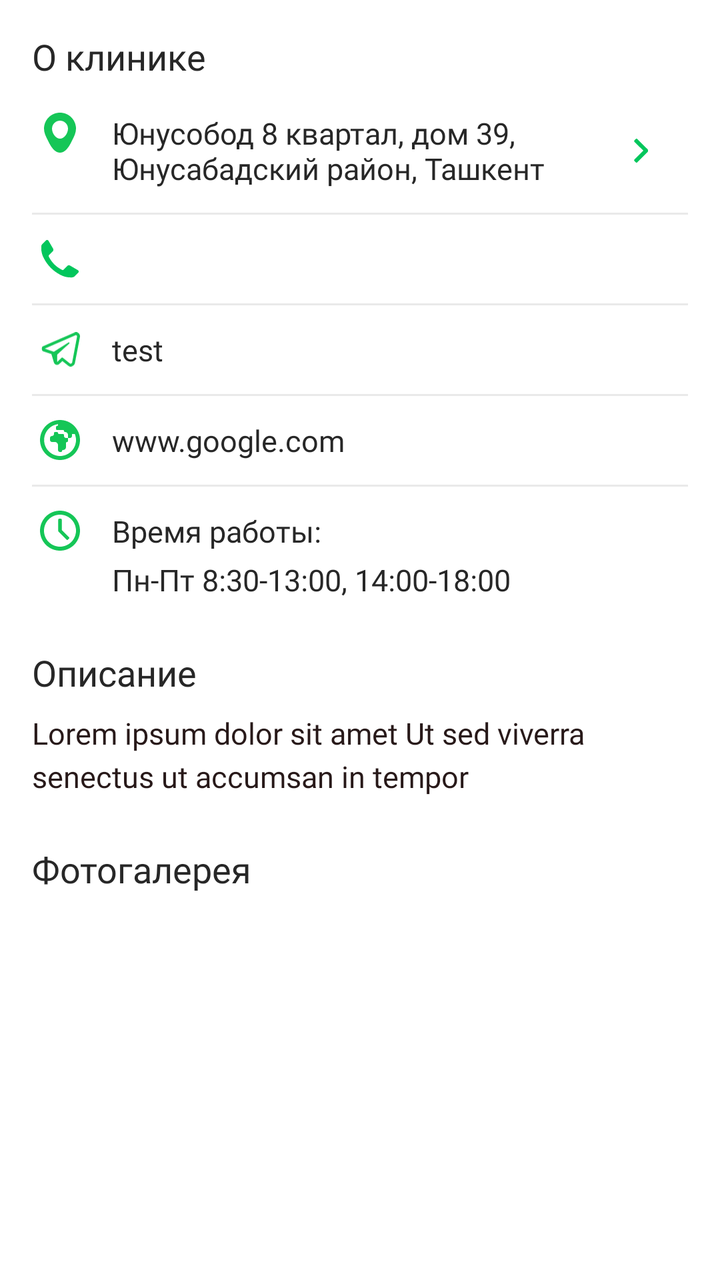
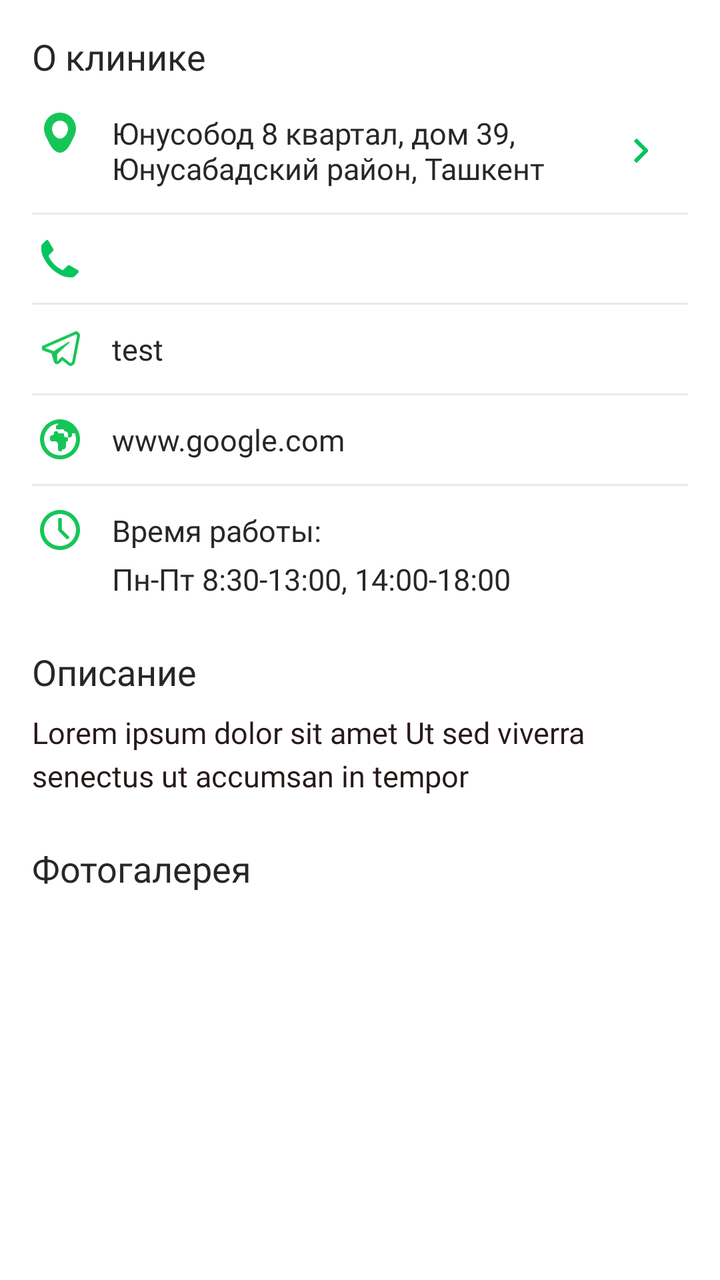

The first picture is an Android layout as it rendered before a commit; the second is the same layout after the commit. The layout source and the unified diff follow.
<!-- AndroidManifest.xml: application theme Theme.MyTaxiUz -->
<!-- res/layout/fragment_med_tur_about_clinic.xml -->
<?xml version="1.0" encoding="utf-8"?>
<androidx.core.widget.NestedScrollView xmlns:android="http://schemas.android.com/apk/res/android"
    android:layout_width="match_parent"
    xmlns:app="http://schemas.android.com/apk/res-auto"
    xmlns:tools="http://schemas.android.com/tools"
    android:scrollbars="none"
    android:id="@+id/nestedScrollView"
    tools:context=".fragments.medTurism.clinicInfo.tabItems.FragmentAboutClinic"
    android:layout_height="match_parent">

    <androidx.appcompat.widget.LinearLayoutCompat
        android:layout_width="match_parent"
        android:layout_height="wrap_content"
        android:orientation="vertical">
        <androidx.appcompat.widget.LinearLayoutCompat
            android:layout_width="match_parent"
            android:layout_height="wrap_content"
            android:layout_marginHorizontal="@dimen/margin_padding_16"
            android:orientation="vertical">
            <androidx.appcompat.widget.AppCompatTextView
                android:layout_width="wrap_content"
                android:layout_height="wrap_content"
                android:text="@string/aboutClinic"
                android:layout_marginTop="@dimen/margin_padding_16"
                android:textSize="@dimen/text_size_18sp"
                app:fontFamily="@font/inter_semibold"
                android:textColor="@color/black"/>


            <androidx.appcompat.widget.LinearLayoutCompat
                android:layout_width="match_parent"
                android:layout_marginTop="@dimen/margin_padding_16"
                android:layout_height="wrap_content">

                <androidx.appcompat.widget.AppCompatImageView
                    android:layout_width="@dimen/icon_size_20dp"
                    android:layout_height="@dimen/icon_size_20dp"
                    android:src="@drawable/ic_location"
                    android:layout_marginStart="@dimen/margin_padding_4dp"/>

                <androidx.appcompat.widget.AppCompatTextView
                    android:layout_width="match_parent"
                    android:layout_height="wrap_content"
                    android:layout_marginStart="@dimen/margin_padding_16"
                    android:layout_marginEnd="@dimen/margin_padding_8dp"
                    android:drawableTint="@color/green"
                    android:textSize="@dimen/text_size_15sp"
                    android:id="@+id/addr"
                    android:fontFamily="@font/inter_regular"
                    android:textColor="@color/black"
                    android:paddingEnd="@dimen/margin_padding_12dp"
                    android:drawableEnd="@drawable/ic_arrow_right"
                    android:text="Юнусобод 8 квартал, дом 39, Юнусабадский район, Ташкент"/>

            </androidx.appcompat.widget.LinearLayoutCompat>

            <View
                android:layout_width="match_parent"
                android:layout_height="@dimen/dimen_1dp"
                android:background="#1A272727"
                android:layout_marginVertical="@dimen/margin_padding_12dp"/>

            <androidx.appcompat.widget.LinearLayoutCompat
                android:layout_width="match_parent"
                android:layout_height="wrap_content">

                <androidx.appcompat.widget.AppCompatImageView
                    android:layout_width="@dimen/icon_size_20dp"
                    android:layout_height="@dimen/icon_size_20dp"
                    android:src="@drawable/ic_call"
                    android:layout_marginStart="@dimen/margin_padding_4dp"/>

                <androidx.appcompat.widget.AppCompatTextView
                    android:layout_width="match_parent"
                    android:layout_height="wrap_content"
                    android:layout_marginStart="@dimen/margin_padding_16"
                    android:drawableTint="@color/green"
                    android:textSize="@dimen/text_size_15sp"
                    android:id="@+id/phone_number"
                    android:textColor="@color/black"
                    android:fontFamily="@font/inter_medium"/>

            </androidx.appcompat.widget.LinearLayoutCompat>

            <View
                android:layout_width="match_parent"
                android:layout_height="@dimen/dimen_1dp"
                android:background="#1A272727"
                android:layout_marginVertical="@dimen/margin_padding_12dp"/>

            <androidx.appcompat.widget.LinearLayoutCompat
                android:layout_width="match_parent"
                android:layout_height="wrap_content">

                <androidx.appcompat.widget.AppCompatImageView
                    android:layout_width="@dimen/icon_size_20dp"
                    android:layout_height="@dimen/icon_size_20dp"
                    android:src="@drawable/ic_telegram"
                    android:layout_marginStart="@dimen/margin_padding_4dp"/>

                <androidx.appcompat.widget.AppCompatTextView
                    android:layout_width="match_parent"
                    android:layout_height="wrap_content"
                    android:fontFamily="@font/inter_medium"
                    android:layout_marginStart="@dimen/margin_padding_16"
                    android:drawableTint="@color/green"
                    android:textSize="@dimen/text_size_15sp"
                    android:id="@+id/telegram"
                    android:text="test"
                    android:textColor="@color/black"/>
            </androidx.appcompat.widget.LinearLayoutCompat>

            <View
                android:layout_width="match_parent"
                android:layout_height="@dimen/dimen_1dp"
                android:background="#1A272727"
                android:layout_marginVertical="@dimen/margin_padding_12dp"/>

            <androidx.appcompat.widget.LinearLayoutCompat
                android:layout_width="match_parent"
                android:layout_height="wrap_content">

                <androidx.appcompat.widget.AppCompatImageView
                    android:layout_width="@dimen/icon_size_20dp"
                    android:layout_height="@dimen/icon_size_20dp"
                    android:src="@drawable/ic_earth"
                    android:layout_marginStart="@dimen/margin_padding_4dp"/>

                <androidx.appcompat.widget.AppCompatTextView
                    android:layout_width="match_parent"
                    android:layout_height="wrap_content"
                    android:layout_marginStart="@dimen/margin_padding_16"
                    android:drawableTint="@color/green"
                    android:textSize="@dimen/text_size_15sp"
                    android:id="@+id/website"
                    android:text="www.google.com"
                    android:fontFamily="@font/inter_medium"
                    android:textColor="@color/black"/>
            </androidx.appcompat.widget.LinearLayoutCompat>

            <View
                android:layout_width="match_parent"
                android:layout_height="@dimen/dimen_1dp"
                android:background="#1A272727"
                android:layout_marginVertical="@dimen/margin_padding_12dp"/>

            <androidx.appcompat.widget.LinearLayoutCompat
                android:layout_width="match_parent"
                android:layout_height="wrap_content">

                <androidx.appcompat.widget.AppCompatImageView
                    android:layout_width="@dimen/icon_size_20dp"
                    android:layout_height="@dimen/icon_size_20dp"
                    android:src="@drawable/ic_time"
                    android:layout_marginStart="@dimen/margin_padding_4dp"/>

                <androidx.appcompat.widget.LinearLayoutCompat
                    android:layout_width="match_parent"
                    android:layout_height="wrap_content"
                    android:layout_marginStart="@dimen/margin_padding_16"
                    android:orientation="vertical">
                    <androidx.appcompat.widget.AppCompatTextView
                        android:layout_width="match_parent"
                        android:layout_height="wrap_content"
                        android:drawableTint="@color/green"
                        android:textSize="@dimen/text_size_15sp"
                        android:textColor="@color/black"
                        android:fontFamily="@font/inter_medium"
                        android:text="@string/work_hours"/>

                    <androidx.appcompat.widget.AppCompatTextView
                        android:layout_width="match_parent"
                        android:layout_height="wrap_content"
                        android:drawableTint="@color/green"
                        android:textSize="@dimen/text_size_15sp"
                        android:textColor="@color/black"
                        android:layout_marginTop="@dimen/margin_padding_4dp"
                        android:id="@+id/work_time"
                        android:fontFamily="@font/inter_regular"
                        android:text="Пн-Пт 8:30-13:00, 14:00-18:00 "/>

                </androidx.appcompat.widget.LinearLayoutCompat>


            </androidx.appcompat.widget.LinearLayoutCompat>

            <androidx.appcompat.widget.AppCompatTextView
                android:layout_width="wrap_content"
                android:layout_height="wrap_content"
                android:text="@string/desciption"
                android:layout_marginTop="@dimen/margin_padding_24dp"
                android:textSize="@dimen/text_size_18sp"
                android:fontFamily="@font/inter_semibold"
                android:textColor="@color/black"/>
            <androidx.appcompat.widget.AppCompatTextView
                android:layout_width="wrap_content"
                android:layout_height="wrap_content"
                android:layout_marginTop="@dimen/margin_padding_8dp"
                android:textSize="@dimen/text_size_15sp"
                android:id="@+id/description"
                android:fontFamily="@font/inter_regular"
                android:text="@string/lorem_ipsum"
                android:textColor="#E6110000"
                android:lineSpacingExtra="@dimen/margin_padding_4dp"/>

            <androidx.appcompat.widget.AppCompatTextView
                android:layout_width="wrap_content"
                android:layout_height="wrap_content"
                android:text="@string/fotoGallery"

                android:layout_marginTop="@dimen/margin_padding_24dp"
                android:textSize="@dimen/text_size_18sp"
                android:fontFamily="@font/inter_semibold"
                android:textColor="@color/black"/>
        </androidx.appcompat.widget.LinearLayoutCompat>
        <androidx.recyclerview.widget.RecyclerView
            android:layout_width="match_parent"
            android:layout_height="wrap_content"
            android:layout_marginTop="@dimen/margin_padding_8dp"
            android:paddingStart="@dimen/margin_padding_16"
            android:paddingBottom="@dimen/margin_padding_24dp"
            android:id="@+id/recyclerView"
            android:clipToPadding="false"
            android:paddingEnd="7dp"/>

    </androidx.appcompat.widget.LinearLayoutCompat>

</androidx.core.widget.NestedScrollView>
<!-- resources referenced by this layout -->
<resources>
  <color name="black">#272727</color>
  <color name="green">#02C65C</color>
  <dimen name="dimen_1dp">1dp</dimen>
  <dimen name="icon_size_20dp">20dp</dimen>
  <dimen name="margin_padding_12dp">12dp</dimen>
  <dimen name="margin_padding_16">16dp</dimen>
  <dimen name="margin_padding_24dp">24dp</dimen>
  <dimen name="margin_padding_4dp">4dp</dimen>
  <dimen name="margin_padding_8dp">8dp</dimen>
  <dimen name="text_size_15sp">15sp</dimen>
  <dimen name="text_size_18sp">18sp</dimen>
  <!-- drawable ic_arrow_right (drawable) -->
  <vector xmlns:android="http://schemas.android.com/apk/res/android"
      android:width="7dp"
      android:height="12dp"
      android:viewportWidth="7"
      android:viewportHeight="12">
    <path
        android:pathData="M6.78,6.7199C6.9207,6.5793 6.9998,6.3887 7,6.1898V5.8099C6.9977,5.6114 6.9189,5.4216 6.78,5.2799L1.64,0.1499C1.5461,0.0552 1.4183,0.002 1.285,0.002C1.1517,0.002 1.0239,0.0552 0.93,0.1499L0.22,0.8599C0.1259,0.952 0.0729,1.0782 0.0729,1.2098C0.0729,1.3415 0.1259,1.4677 0.22,1.5598L4.67,5.9998L0.22,10.4399C0.1253,10.5337 0.0721,10.6615 0.0721,10.7949C0.0721,10.9282 0.1253,11.056 0.22,11.1499L0.93,11.8499C1.0239,11.9445 1.1517,11.9978 1.285,11.9978C1.4183,11.9978 1.5461,11.9445 1.64,11.8499L6.78,6.7199Z"
        android:fillColor="#272727"/>
  </vector>
  <!-- drawable ic_location (drawable) -->
  <vector xmlns:android="http://schemas.android.com/apk/res/android"
      android:width="16dp"
      android:height="20dp"
      android:viewportWidth="16"
      android:viewportHeight="20">
    <path
        android:pathData="M8,20C5.34,20 3.45,17.08 2,14C1.9352,13.8704 1.8704,13.7415 1.8059,13.6132C0.8746,11.7602 0,10.0201 0,8C0,3.5817 3.5817,-0 8,-0C12.4183,-0 16,3.5817 16,8C16,10.0201 15.1254,11.7602 14.1941,13.6132C14.1296,13.7415 14.0648,13.8704 14,14C12.55,17.08 10.66,20 8,20ZM12,8C12,5.7909 10.2091,4 8,4C5.7909,4 4,5.7909 4,8C4,10.21 5.79,13 8,13C10.21,13 12,10.21 12,8Z"
        android:fillColor="#15C657"
        android:fillType="evenOdd"/>
  </vector>
  <string name="aboutClinic">О клинике</string>
  <string name="desciption">Описание</string>
  <string name="fotoGallery">Фотогалерея</string>
  <string name="lorem_ipsum" translatable="false">Lorem ipsum dolor sit amet Ut sed viverra senectus ut accumsan in tempor</string>
  <string name="work_hours">Время работы:</string>
  <style name="Theme.MyTaxiUz" parent="Theme.MaterialComponents.DayNight.DarkActionBar">
          
          <item name="colorPrimary">@color/green</item>
          <item name="colorPrimaryVariant">@color/green</item>
          <item name="colorOnPrimary">@color/white</item>
          
          <item name="colorSecondary">@color/yellow</item>
          <item name="colorSecondaryVariant">@color/yellow</item>
          <item name="colorOnSecondary">@color/black</item>
  
          <item name="colorAccent">@color/green</item>
          
          <item name="android:statusBarColor" tools:targetApi="l">@color/white</item>
          
          <item name="android:datePickerStyle">@style/MyDatePickerStyle</item>
      </style>
  <color name="white">#FFFFFFFF</color>
  <color name="yellow">#FFB802</color>
  <style name="MyDatePickerStyle" parent="@android:style/Widget.DeviceDefault.DatePicker">
          <item name="android:headerBackground">@color/red</item>
          <item name="android:headerMonthTextAppearance">@style/MyDatePickerTextAppearance</item>
      </style>
  <color name="red">#FF6060</color>
  <style name="MyDatePickerTextAppearance" parent="TextAppearance.AppCompat.Body1">
          <item name="android:textColor">@drawable/my_color_state_list</item>
      </style>
  <!-- drawable my_color_state_list (drawable) -->
  <?xml version="1.0" encoding="utf-8"?>
  <selector xmlns:android="http://schemas.android.com/apk/res/android">
      
      <item android:color="@color/green" android:state_selected="true"/>
      
  </selector>
  <!-- unchanged entries left out for length: 4 -->
</resources>

<!-- the commit's change to res/layout/fragment_med_tur_about_clinic.xml (unified diff, before → after) -->
@@ -67,19 +67,16 @@
                 <androidx.appcompat.widget.AppCompatImageView
                     android:layout_width="@dimen/icon_size_20dp"
                     android:layout_height="@dimen/icon_size_20dp"
+                    android:layout_gravity="center_vertical"
                     android:src="@drawable/ic_call"
                     android:layout_marginStart="@dimen/margin_padding_4dp"/>
 
-                <androidx.appcompat.widget.AppCompatTextView
-                    android:layout_width="match_parent"
-                    android:layout_height="wrap_content"
-                    android:layout_marginStart="@dimen/margin_padding_16"
-                    android:drawableTint="@color/green"
-                    android:textSize="@dimen/text_size_15sp"
-                    android:id="@+id/phone_number"
-                    android:textColor="@color/black"
-                    android:fontFamily="@font/inter_medium"/>
-
+                <androidx.recyclerview.widget.RecyclerView
+                    android:layout_width="match_parent"
+                    android:layout_height="wrap_content"
+                    android:id="@+id/recyclerViewPhones"
+                    android:overScrollMode="never"
+                    android:clipToPadding="false"/>
             </androidx.appcompat.widget.LinearLayoutCompat>
 
             <View
